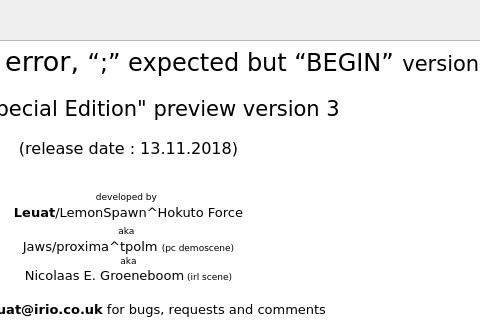
Qt form source/dialogabout.ui (leuat/TRSE) before a commit; both pictures show x 325 to 805 and y 0 to 320 of the 910 by 446 pixel window.
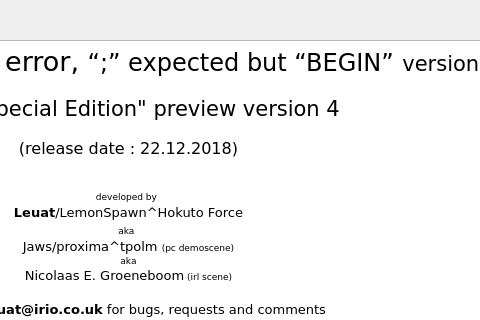
The same form after that commit. Icons and pictures are not drawn.

```diff
--- a/source/dialogabout.ui
+++ b/source/dialogabout.ui
@@ -47,8 +47,8 @@
 p, li { white-space: pre-wrap; }
 &lt;/style&gt;&lt;/head&gt;&lt;body style=&quot; font-family:'Verdana'; font-size:10pt; font-weight:400; font-style:normal;&quot;&gt;
 &lt;p align=&quot;center&quot; style=&quot; margin-top:18px; margin-bottom:12px; margin-left:0px; margin-right:0px; -qt-block-indent:0; text-indent:0px;&quot;&gt;&lt;span style=&quot; font-size:xx-large;&quot;&gt;Turbo Rascal Syntax error, &lt;/span&gt;&lt;span style=&quot; font-size:18pt;&quot;&gt;“;” expected but “BEGIN”&lt;/span&gt;&lt;span style=&quot; font-size:20pt;&quot;&gt; &lt;/span&gt;&lt;span style=&quot; font-size:16pt;&quot;&gt;version 0.06&lt;/span&gt;&lt;/p&gt;
-&lt;p align=&quot;center&quot; style=&quot; margin-top:18px; margin-bottom:12px; margin-left:0px; margin-right:0px; -qt-block-indent:0; text-indent:0px;&quot;&gt;&lt;span style=&quot; font-size:16pt;&quot;&gt;&amp;quot;Arne Special Edition&amp;quot; preview version 3&lt;/span&gt;&lt;/p&gt;
-&lt;p align=&quot;center&quot; style=&quot; margin-top:18px; margin-bottom:12px; margin-left:0px; margin-right:0px; -qt-block-indent:0; text-indent:0px;&quot;&gt;&lt;span style=&quot; font-size:12pt;&quot;&gt;(release date : 13.11.2018)&lt;/span&gt;&lt;/p&gt;
+&lt;p align=&quot;center&quot; style=&quot; margin-top:18px; margin-bottom:12px; margin-left:0px; margin-right:0px; -qt-block-indent:0; text-indent:0px;&quot;&gt;&lt;span style=&quot; font-size:16pt;&quot;&gt;&amp;quot;Arne Special Edition&amp;quot; preview version 4&lt;/span&gt;&lt;/p&gt;
+&lt;p align=&quot;center&quot; style=&quot; margin-top:18px; margin-bottom:12px; margin-left:0px; margin-right:0px; -qt-block-indent:0; text-indent:0px;&quot;&gt;&lt;span style=&quot; font-size:12pt;&quot;&gt;(release date : 22.12.2018)&lt;/span&gt;&lt;/p&gt;
 &lt;p align=&quot;center&quot; style=&quot;-qt-paragraph-type:empty; margin-top:0px; margin-bottom:0px; margin-left:0px; margin-right:0px; -qt-block-indent:0; text-indent:0px;&quot;&gt;&lt;br /&gt;&lt;/p&gt;
 &lt;p align=&quot;center&quot; style=&quot; margin-top:0px; margin-bottom:0px; margin-left:0px; margin-right:0px; -qt-block-indent:0; text-indent:0px;&quot;&gt;&lt;img src=&quot;:/resources/images/creatures.png&quot; width=&quot;160&quot; /&gt;&lt;/p&gt;
 &lt;p align=&quot;center&quot; style=&quot; margin-top:0px; margin-bottom:0px; margin-left:0px; margin-right:0px; -qt-block-indent:0; text-indent:0px;&quot;&gt;&lt;span style=&quot; font-size:7pt;&quot;&gt;developed by&lt;/span&gt; &lt;/p&gt;
```
